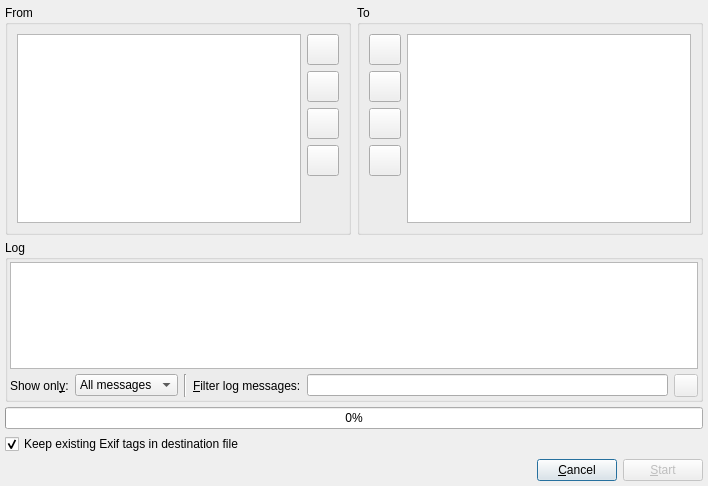
First picture: the form in src/TransplantExif/TransplantExifDialog.ui, repository LuminanceHDR/LuminanceHDR, before the edit.
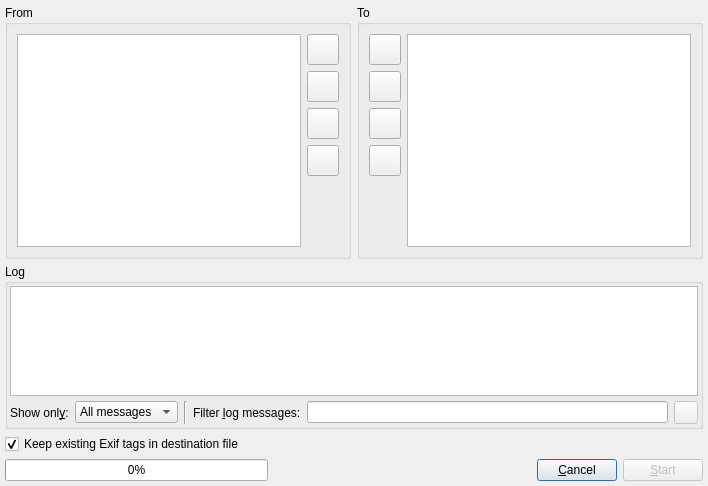
Second picture: the form after the edit. Icons and pictures are not drawn.

Commit message: [TransplantExif]: move progressbar on the bottom and hide it before starting processing

The edit to the form file:
```diff
--- a/src/TransplantExif/TransplantExifDialog.ui
+++ b/src/TransplantExif/TransplantExifDialog.ui
@@ -431,7 +431,7 @@
         <item>
          <widget class="QLabel" name="filterLabel2">
           <property name="text">
-           <string>&amp;Filter log messages:</string>
+           <string>Filter &amp;log messages:</string>
           </property>
           <property name="buddy">
            <cstring>filterLineEdit</cstring>
@@ -460,19 +460,6 @@
      </layout>
     </widget>
    </item>
-   <item>
-    <widget class="QProgressBar" name="progressBar">
-     <property name="value">
-      <number>0</number>
-     </property>
-     <property name="alignment">
-      <set>Qt::AlignHCenter</set>
-     </property>
-     <property name="orientation">
-      <enum>Qt::Horizontal</enum>
-     </property>
-    </widget>
-   </item>
    <item>
     <widget class="QCheckBox" name="checkBox_dont_overwrite">
      <property name="text">
@@ -500,6 +487,19 @@
      <property name="bottomMargin">
       <number>0</number>
      </property>
+     <item>
+      <widget class="QProgressBar" name="progressBar">
+       <property name="value">
+        <number>0</number>
+       </property>
+       <property name="alignment">
+        <set>Qt::AlignHCenter</set>
+       </property>
+       <property name="orientation">
+        <enum>Qt::Horizontal</enum>
+       </property>
+      </widget>
+     </item>
      <item>
       <spacer>
        <property name="orientation">
```
Left out of the diff: 12 changed lines with no effect on the pictures. The commit also changes 1 other file.
